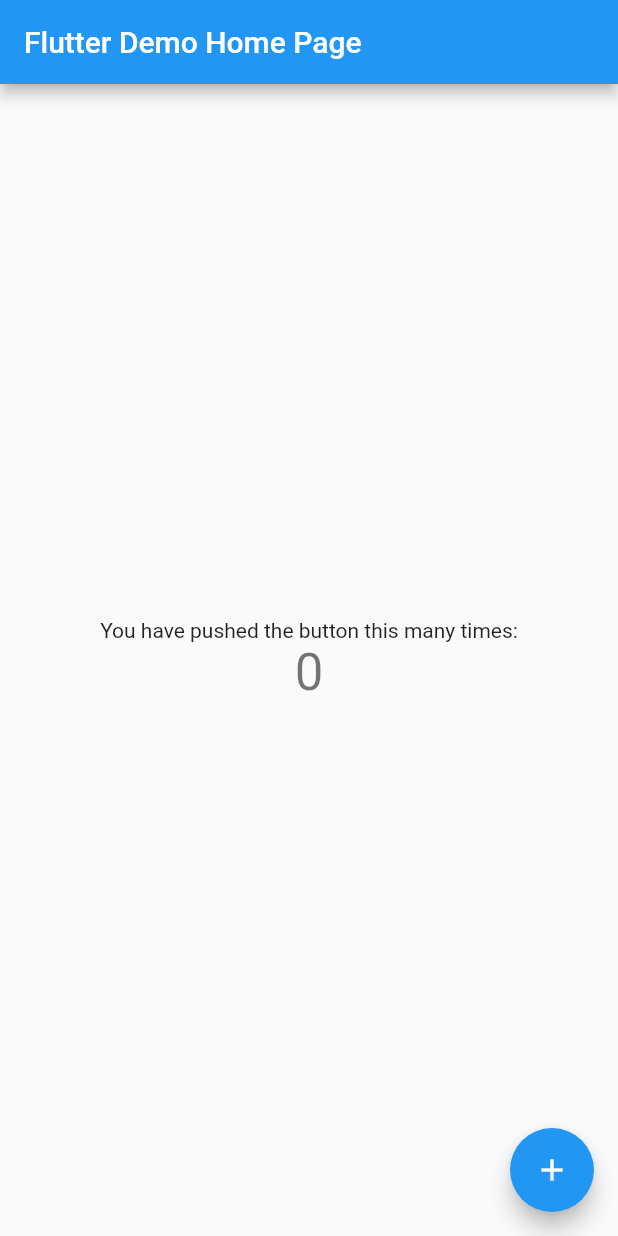
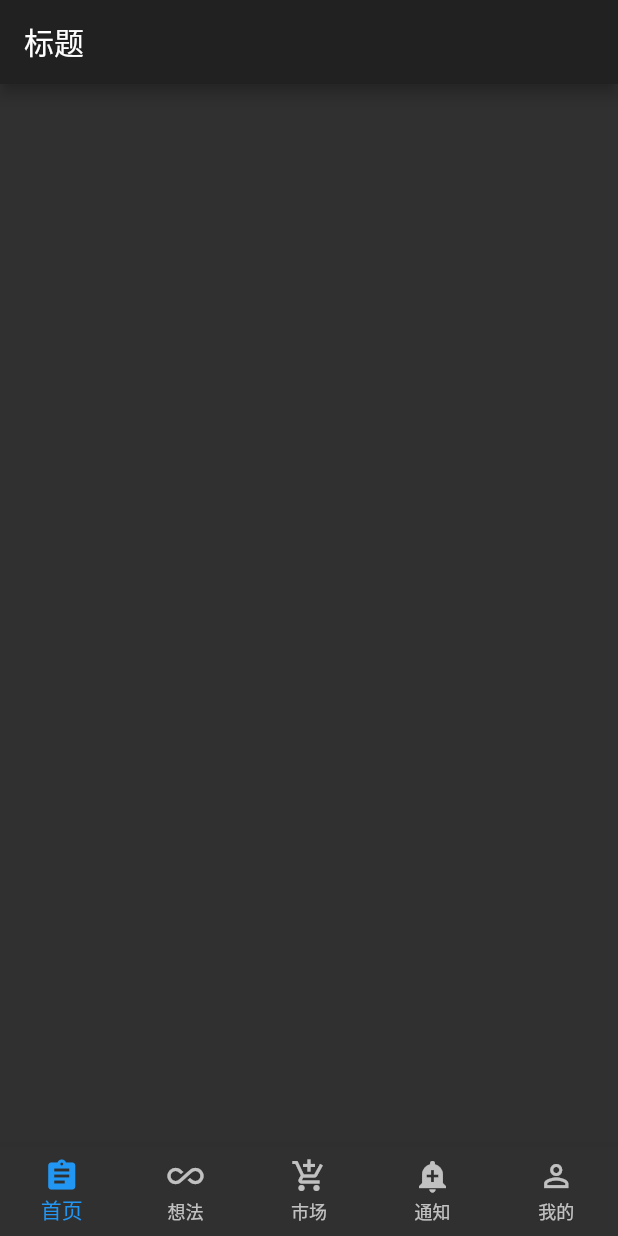
Before and after one commit to WYLeed/NewFlutter, a Flutter app: the screen it shows after launch, on a phone screen of 412 x 824 dp. Run offline on Flutter 3.47's test engine with Material 2 defaults, Android fonts, the phone set to English and light mode, and no system bars.

Commit message:
flutter第一次提交

```diff
--- /dev/null
+++ b/lib/global_config.dart
@@ -0,0 +1,9 @@
+import 'package:flutter/material.dart';
+
+class GlobalConfig {
+  static bool dark = true;
+  static ThemeData themeData = new ThemeData.dark();
+  static Color searchBackgroundColor = Colors.white10;
+  static Color cardBackgroundColor = new Color(0xFF222222);
+  static Color fontColor = Colors.white30;
+}
--- /dev/null
+++ b/lib/index/index.dart
@@ -0,0 +1,98 @@
+import 'package:flutter/material.dart';
+import 'package:test3/global_config.dart';
+import 'package:test3/main/notice_page.dart';
+import 'navigation_icon_view.dart';
+
+class Index extends StatefulWidget {
+  @override
+  State<Index> createState() => new _IndexState();
+}
+
+class _IndexState extends State<Index> with TickerProviderStateMixin {
+  int _currentIndex = 0;
+  List<NavigationIconView> _navigationViews;
+  List<StatefulWidget> _pageList;
+  StatefulWidget _currentPage;
+
+  @override
+  void initState() {
+    super.initState();
+    _navigationViews = <NavigationIconView>[
+      new NavigationIconView(
+        icon: new Icon(Icons.assignment),
+        title: new Text("首页"),
+        vsync: this,
+      ),
+      new NavigationIconView(
+        icon: new Icon(Icons.all_inclusive),
+        title: new Text("想法"),
+        vsync: this,
+      ),
+      new NavigationIconView(
+        icon: new Icon(Icons.add_shopping_cart),
+        title: new Text("市场"),
+        vsync: this,
+      ),
+      new NavigationIconView(
+        icon: new Icon(Icons.add_alert),
+        title: new Text("通知"),
+        vsync: this,
+      ),
+      new NavigationIconView(
+        icon: new Icon(Icons.perm_identity),
+        title: new Text("我的"),
+        vsync: this,
+      ),
+    ];
+    for (NavigationIconView view in _navigationViews) {
+      view.controller.addListener(_rebuild);
+    }
+
+    _pageList = <StatefulWidget>[
+      new NoticePage(),
+      new NoticePage(),
+      new NoticePage(),
+      new NoticePage(),
+    ];
+    _currentPage = _pageList[_currentIndex];
+  }
+
+  void _rebuild() {
+    setState(() {});
+  }
+
+  @override
+  void dispose() {
+    super.dispose();
+    for (NavigationIconView view in _navigationViews) {
+      view.controller.dispose();
+    }
+  }
+
+  @override
+  Widget build(BuildContext context) {
+    final BottomNavigationBar bottomNavigationBar = new BottomNavigationBar(
+        items: _navigationViews
+            .map((NavigationIconView navigationIconView) =>
+                navigationIconView.item)
+            .toList(),
+        currentIndex: _currentIndex,
+        fixedColor: Colors.blue,
+        type: BottomNavigationBarType.fixed,
+        onTap: (int index) {
+          setState(() {
+            _navigationViews[_currentIndex].controller.reverse();
+            _currentIndex = index;
+            _navigationViews[_currentIndex].controller.forward();
+            _currentPage = _pageList[_currentIndex];
+          });
+        });
+
+    return new MaterialApp(
+        home: new Scaffold(
+          body: new Center(child: _currentPage),
+          bottomNavigationBar: bottomNavigationBar,
+        ),
+        theme: GlobalConfig.themeData);
+  }
+}
--- /dev/null
+++ b/lib/index/navigation_icon.dart
@@ -0,0 +1,12 @@
+import 'package:flutter/material.dart';
+
+class NavigationIcon {
+  NavigationIcon({Widget icon, TickerProvider vsync})
+      : item = new BottomNavigationBarItem(
+          icon: icon,
+        ),
+        controller = new AnimationController(
+            duration: kThemeAnimationDuration, vsync: vsync);
+  final BottomNavigationBarItem item;
+  final AnimationController controller;
+}
--- /dev/null
+++ b/lib/index/navigation_icon_view.dart
@@ -0,0 +1,21 @@
+import 'package:flutter/material.dart';
+
+class NavigationIconView {
+
+  NavigationIconView({
+    Widget icon,
+    Widget title,
+    TickerProvider vsync
+  }):
+    item = new BottomNavigationBarItem(
+      icon: icon,
+      title: title,
+    ),
+    controller = new AnimationController(
+      duration: kThemeAnimationDuration,
+      vsync: vsync
+    );
+
+  final BottomNavigationBarItem item;
+  final AnimationController controller;
+}
--- a/lib/main.dart
+++ b/lib/main.dart
@@ -1,4 +1,5 @@
 import 'package:flutter/material.dart';
+import 'package:test3/index/index.dart';
 
 void main() => runApp(MyApp());
 
@@ -11,52 +12,7 @@ class MyApp extends StatelessWidget {
       theme: ThemeData(
         primarySwatch: Colors.blue,
       ),
-      home: MyHomePage(title: 'Flutter Demo Home Page'),
+      home: new Index(),
     );
   }
 }
-
-class MyHomePage extends StatefulWidget {
-  MyHomePage({Key key, this.title}) : super(key: key);
-  final String title;
-  @override
-  _MyHomePageState createState() => _MyHomePageState();
-}
-
-class _MyHomePageState extends State<MyHomePage> {
-  int _counter = 0;
-
-  void _incrementCounter() {
-    setState(() {
-      _counter++;
-    });
-  }
-
-  @override
-  Widget build(BuildContext context) {
-    return Scaffold(
-      appBar: AppBar(
-        title: Text(widget.title),
-      ),
-      body: Center(
-        child: Column(
-          mainAxisAlignment: MainAxisAlignment.center,
-          children: <Widget>[
-            Text(
-              'You have pushed the button this many times:',
-            ),
-            Text(
-              '$_counter',
-              style: Theme.of(context).textTheme.display1,
-            ),
-          ],
-        ),
-      ),
-      floatingActionButton: FloatingActionButton(
-        onPressed: _incrementCounter,
-        tooltip: 'Increment',
-        child: Icon(Icons.add),
-      ),
-    );
-  }
-}
--- /dev/null
+++ b/lib/main/notice_page.dart
@@ -0,0 +1,21 @@
+import 'package:flutter/material.dart';
+import '../global_config.dart';
+
+class NoticePage extends StatefulWidget {
+  @override
+  _NoticePageState createState() => new _NoticePageState();
+}
+
+class _NoticePageState extends State<NoticePage> {
+  @override
+  Widget build(BuildContext context) {
+    return new MaterialApp(
+        home: new Scaffold(
+          appBar: new AppBar(
+            title: new Text('标题'),
+          ),
+          body: new Center(child: null),
+        ),
+        theme: GlobalConfig.themeData);
+  }
+}
```
Also changed, not shown: pubspec.yaml (+45 -0 lines), assets/images/3.0x/ali_connors.png (added), assets/images/3.0x/ali_connors_sml.png (added), assets/images/3.0x/guide1.png (added), assets/images/3.0x/guide2.png (added), assets/images/3.0x/guide3.png (added), assets/images/3.0x/guide4.png (added), assets/images/3.0x/ic_launcher_news.png (added), assets/images/3.0x/icon_wan_android.png (added), assets/images/3.0x/qrcode.png (added), assets/images/3.0x/splash_bg.png (added).
